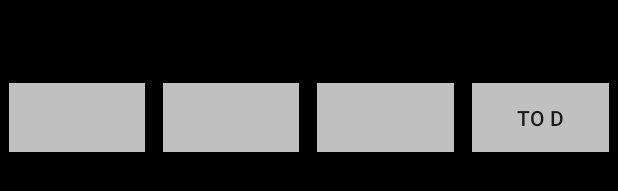
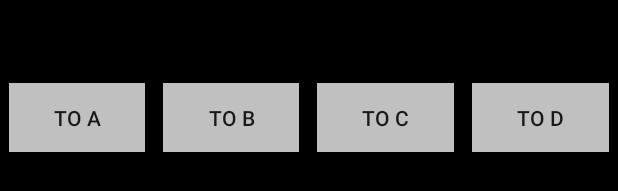
Before and after one commit to rvanterpool2/RuanDemo, an Android app: the layout activity_launch.xml on its own in the app's theme, with its tools: preview values and no code run, on a phone screen of 412 x 824 dp. Shown: the part 723-914 px from the top of the screen. Run offline under Robolectric (Android 15) with nearby library versions, the phone set to English and light mode, and no system bars.

Commit message:
second commit

```diff
--- a/app/src/main/AndroidManifest.xml
+++ b/app/src/main/AndroidManifest.xml
@@ -24,6 +24,8 @@
         <activity android:name=".ViewPagerActivity" />
         <activity android:name=".BaseActivity"></activity>
         <activity android:name=".DialogActivity"/>
+        <activity android:name=".LaunchModeActivity"/>
+
     </application>
 
 </manifest>
--- /dev/null
+++ b/app/src/main/java/ruan/ruandemo/LaunchModeActivity.java
@@ -0,0 +1,17 @@
+package ruan.ruandemo;
+
+import android.app.Activity;
+import android.os.Bundle;
+import android.support.annotation.Nullable;
+
+/**
+ * Created by Ruan on 2/22/2017.
+ */
+
+public class LaunchModeActivity extends Activity {
+    @Override
+    protected void onCreate(Bundle savedInstanceState) {
+        super.onCreate(savedInstanceState);
+        setContentView(R.layout.activity_launch);
+    }
+}
--- a/app/src/main/java/ruan/ruandemo/MainActivity.java
+++ b/app/src/main/java/ruan/ruandemo/MainActivity.java
@@ -19,6 +19,11 @@ private ImageButton bt1;
     @OnClick(R.id.bt2)
 public void button2Click(){
         Intent intent= new Intent(this , DialogActivity.class);
+        startActivityForResult(intent, 2);
+    }
+    @OnClick(R.id.right_button)
+    public void rightbuttonClick(){
+        Intent intent= new Intent(this , LaunchModeActivity.class);
         startActivityForResult(intent, 2);
     }
 
--- a/app/src/main/res/layout/activity.xml
+++ b/app/src/main/res/layout/activity_launch.xml
@@ -3,7 +3,7 @@
               android:orientation="vertical"
               android:layout_width="match_parent"
               android:layout_height="match_parent"
-    android:background="@color/Black">
+              android:background="@color/Black">
     <TextView
         android:layout_width="match_parent"
         android:layout_height="wrap_content"
@@ -20,25 +20,28 @@
         android:layout_alignParentBottom="true"
         android:background="@color/Black"
         >
-        <ImageButton
+        <Button
             android:id="@+id/bt1"
             android:layout_width="0dp"
             android:layout_height="match_parent"
+            android:text="to a"
             android:layout_weight="1"
             android:layout_margin="6dp"
             android:background="@color/Silver"/>
-        <ImageButton
-            android:id="@+id/bt2"
+        <Button
+            android:id="@+id/bt2b"
             android:onClick="onClick"
             android:layout_width="0dp"
             android:layout_height="match_parent"
+            android:text="to B"
             android:layout_weight="1"
             android:layout_margin="6dp"
             android:background="@color/Silver"/>
-        <ImageButton
+        <Button
             android:id="@+id/bt3"
             android:layout_width="0dp"
             android:layout_height="match_parent"
+            android:text="to C"
             android:layout_weight="1"
             android:layout_margin="6dp"
             android:background="@color/Silver"/>
@@ -51,4 +54,5 @@
             android:layout_margin="6dp"
             android:background="@color/Silver"/>
     </LinearLayout>
+
 </LinearLayout>
--- a/app/src/main/res/layout/activity_main.xml
+++ b/app/src/main/res/layout/activity_main.xml
@@ -30,6 +30,7 @@
     android:layout_centerVertical="true"
     android:layout_alignParentLeft="true"/>
     <ImageButton
+        android:id="@+id/right_button"
         android:layout_width="48dp"
         android:layout_height="48dp"
         android:background="@drawable/bt_style"
```
